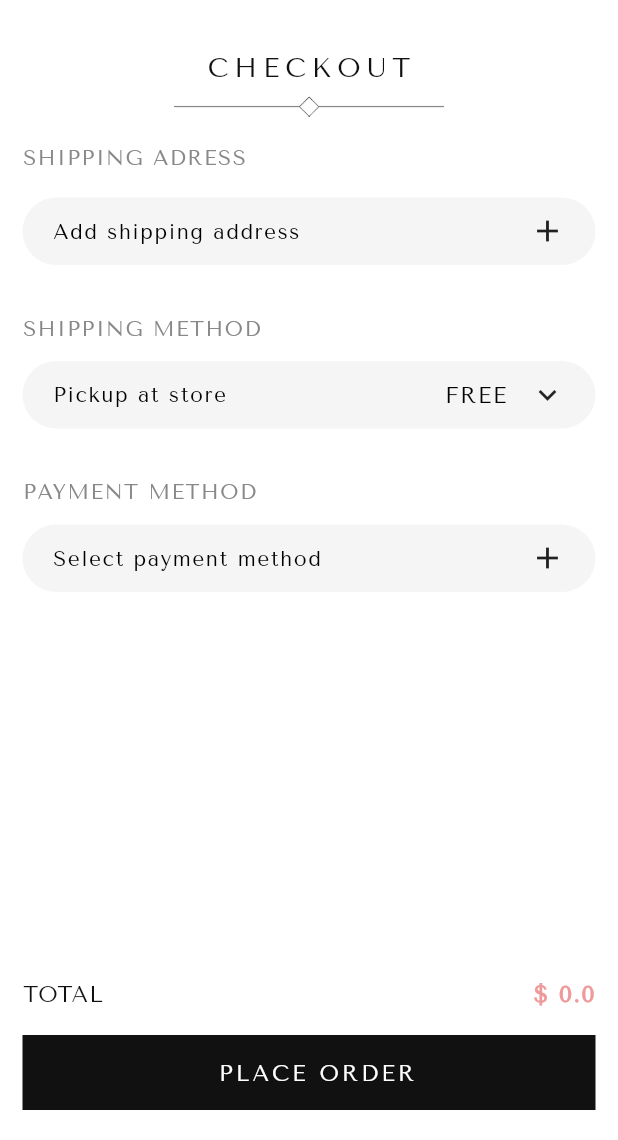
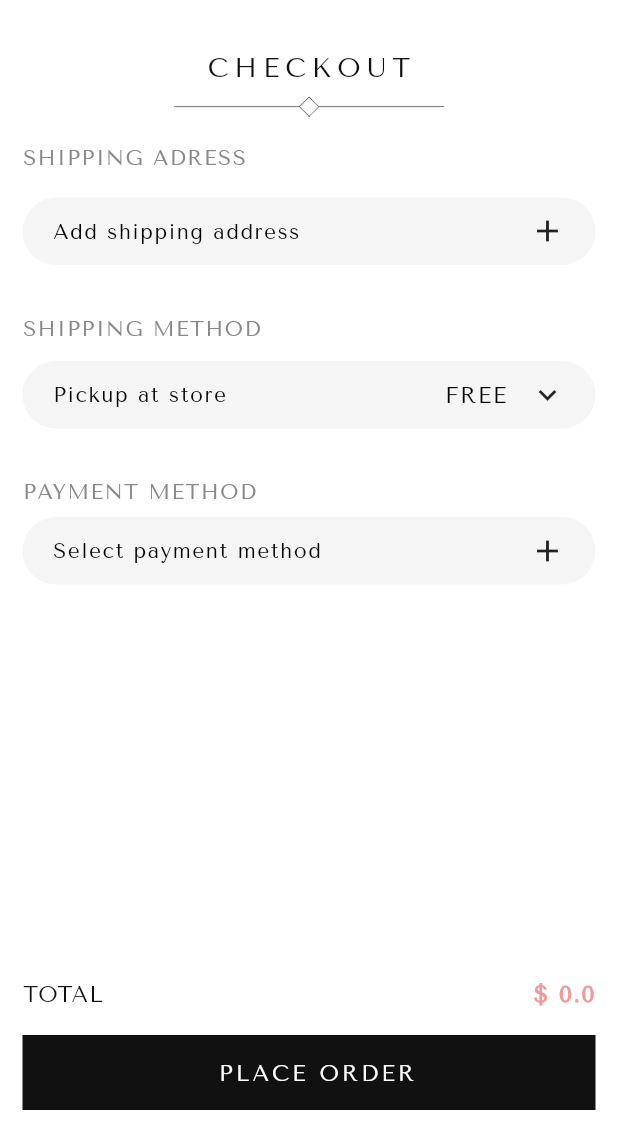
Before and after one commit to ManarSawah/aura-house-app, a Flutter app: the PlaceOrder screen opened directly with empty values, on a phone screen of 412 x 824 dp, the part 96-1236 px from its top. Run offline on Flutter 3.47's test engine with Material 3 defaults, Android fonts, the phone set to English and light mode, and no system bars; our stand-ins replace flutter_credit_card, flutter_svg, gap, ionicons.

Commit message:
Fix: updated layout and spacing in place order screen

```diff
--- a/lib/components/adress_info.dart
+++ b/lib/components/adress_info.dart
@@ -26,6 +26,7 @@ class AdressInfo extends StatelessWidget {
                 color: Color(0xFF1A1A1A),
                 size: 18,
               ),
+              Gap(10),
               CustomText(
                 text: savedAddress['address'] ?? '',
                 color: Color(0xFF555555),
--- a/lib/screens/place_order.dart
+++ b/lib/screens/place_order.dart
@@ -1,5 +1,5 @@
 import 'package:flutter/material.dart';
-import 'package:flutter_svg/svg.dart';
+import 'package:flutter_svg/flutter_svg.dart';
 import 'package:gap/gap.dart';
 import 'package:aura_house/components/adress_info.dart';
 import 'package:aura_house/components/cart_widget.dart';
@@ -47,7 +47,6 @@ class _PlaceOrderState extends State<PlaceOrder> {
     selectedQty = widget.quantity;
   }
 
-  // Address
   void _openAddress(context) async {
     final addressData = await Navigator.push(
       context,
@@ -73,7 +72,6 @@ class _PlaceOrderState extends State<PlaceOrder> {
     });
   }
 
-  // Card
   void _openCard() async {
     final cardData = await Navigator.push(
       context,
@@ -92,7 +90,10 @@ class _PlaceOrderState extends State<PlaceOrder> {
       resizeToAvoidBottomInset: true,
       appBar: CustomAppbar(isBlackk: false),
       body: SafeArea(
-        child: Padding(
+        child: Column(
+          children: [
+            Expanded(
+              child: SingleChildScrollView(
                 padding: const EdgeInsets.symmetric(horizontal: 15.0),
                 child: Column(
                   crossAxisAlignment: CrossAxisAlignment.start,
@@ -110,11 +111,13 @@ class _PlaceOrderState extends State<PlaceOrder> {
                           Gap(20),
                         ],
                       ),
-              // Address section
                     if (_savedAddress != null)
                       Column(
                         children: [
-                    AdressInfo(savedAddress: _savedAddress, onTap: _editAdress),
+                          AdressInfo(
+                            savedAddress: _savedAddress,
+                            onTap: _editAdress,
+                          ),
                           Gap(15),
                         ],
                       ),
@@ -131,8 +134,8 @@ class _PlaceOrderState extends State<PlaceOrder> {
                       ),
                     if (_savedAddress == null) Gap(35),
 
-              // Shipping method
-              if (_savedAddress == null || _savedCard == null) ShippingMethod(),
+                    if (_savedAddress == null || _savedCard == null)
+                      ShippingMethod(),
 
                     if (_savedAddress == null || _savedCard == null)
                       Column(
@@ -144,7 +147,7 @@ class _PlaceOrderState extends State<PlaceOrder> {
                             color: Color(0xFF888888),
                             size: 14,
                           ),
-                    Gap(15),
+                          Gap(10),
                         ],
                       ),
 
@@ -152,7 +155,7 @@ class _PlaceOrderState extends State<PlaceOrder> {
                       Column(
                         children: [
                           Divider(color: Colors.grey.shade300, thickness: 1.0),
-                    Gap(20),
+                          Gap(10),
                           Row(
                             mainAxisAlignment: MainAxisAlignment.center,
                             children: [
@@ -169,11 +172,14 @@ class _PlaceOrderState extends State<PlaceOrder> {
                                 color: Colors.black,
                               ),
                               Spacer(),
-                        SvgPicture.asset("assets/svgs/arrow.svg", width: 25),
+                              SvgPicture.asset(
+                                "assets/svgs/arrow.svg",
+                                width: 25,
+                              ),
                             ],
                           ),
+                          Gap(10),
                           Divider(color: Colors.grey.shade300, thickness: 1.0),
-                    Gap(20),
                         ],
                       ),
                     if (_savedCard == null)
@@ -202,10 +208,20 @@ class _PlaceOrderState extends State<PlaceOrder> {
                               });
                             },
                           ),
+                          Gap(20),
                         ],
                       ),
-
-              Spacer(),
+                  ],
+                ),
+              ),
+            ),
+            Padding(
+              padding: const EdgeInsets.symmetric(
+                horizontal: 15.0,
+                vertical: 20,
+              ),
+              child: Column(
+                children: [
                   Row(
                     mainAxisAlignment: MainAxisAlignment.spaceBetween,
                     children: [
@@ -234,9 +250,10 @@ class _PlaceOrderState extends State<PlaceOrder> {
                       );
                     },
                   ),
-              Gap(20),
                 ],
               ),
+            ),
+          ],
         ),
       ),
     );
```
Lines whose indentation alone changed are shown as unchanged.
